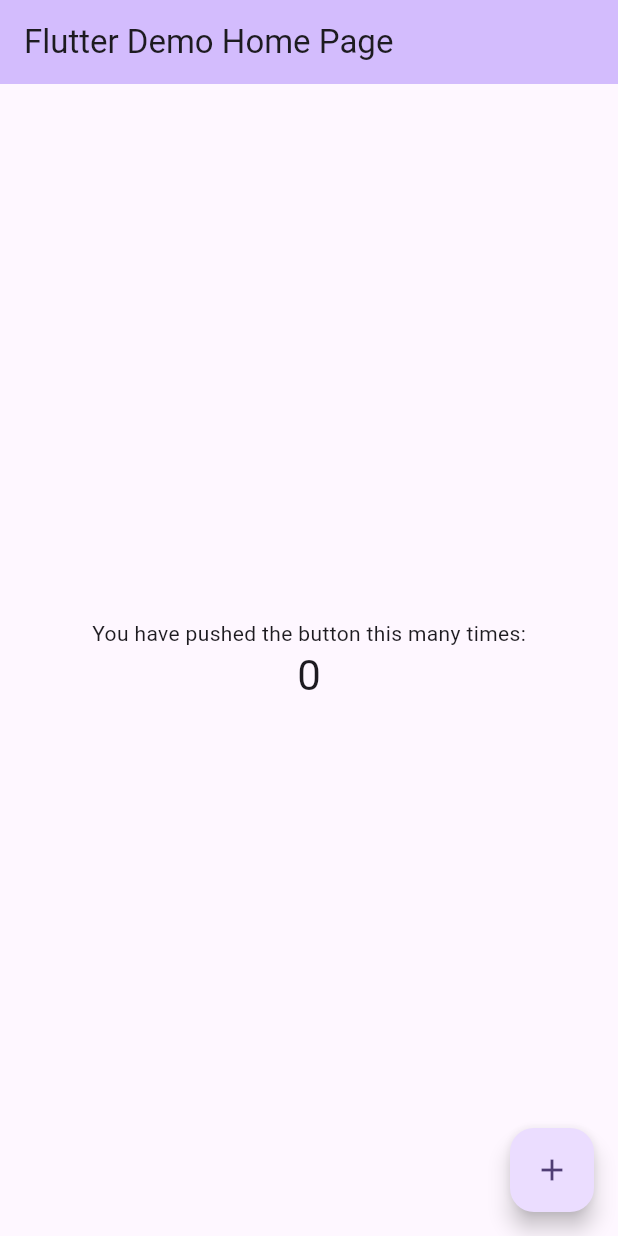
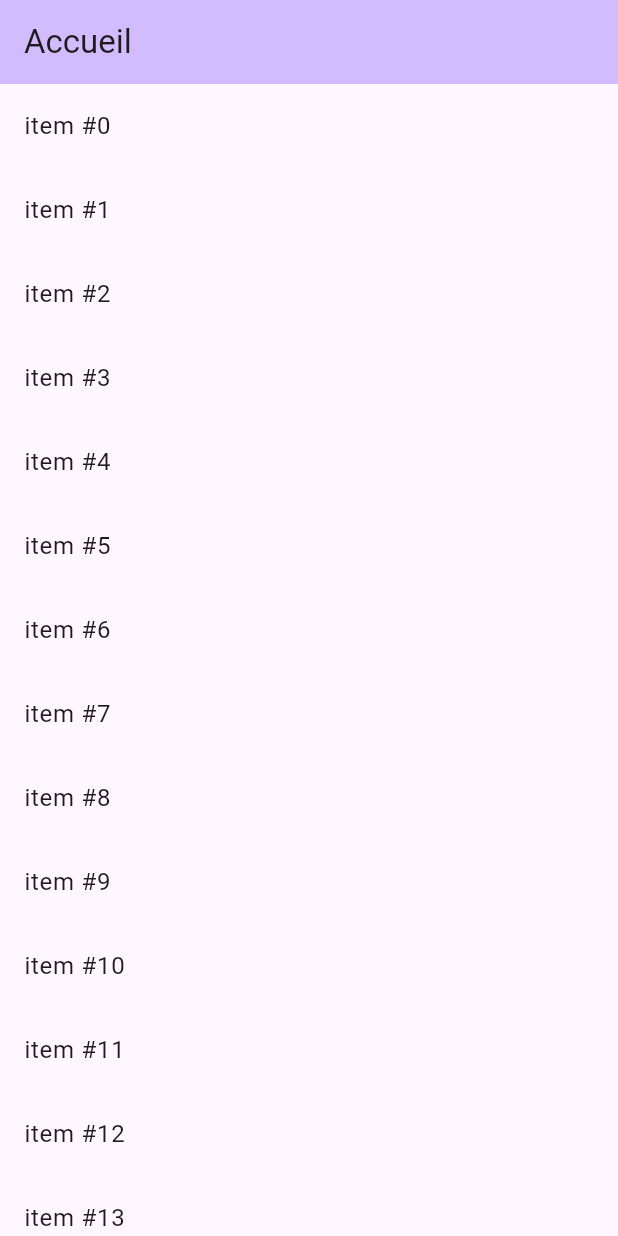
Before and after one commit to AntoineBricault/Tp_AntoineBricault_Automne2024, a Flutter app: the screen it shows after launch, on a phone screen of 412 x 824 dp. Run offline on Flutter 3.47's test engine with Material 3 defaults, Android fonts, the phone set to English and light mode, and no system bars.

Commit message:
FCT : ajout d'une liste
Ajout d'une liste de string temporaire

```diff
--- a/tp_automne_2024/lib/main.dart
+++ b/tp_automne_2024/lib/main.dart
@@ -16,7 +16,7 @@ class MyApp extends StatelessWidget {
         colorScheme: ColorScheme.fromSeed(seedColor: Colors.deepPurple),
         useMaterial3: true,
       ),
-      home: const MyHomePage(title: 'Flutter Demo Home Page'),
+      home: const MyHomePage(title: 'Accueil'),
     );
   }
 }
@@ -30,14 +30,20 @@ class MyHomePage extends StatefulWidget {
   State<MyHomePage> createState() => _MyHomePageState();
 }
 
+
+
+
 class _MyHomePageState extends State<MyHomePage> {
-  int _counter = 0;
 
-  void _incrementCounter() {
-    setState(() {
-      _counter++;
-    });
+  List<String> ListeTache = [];
+  @override
+  void initState() {
+    for(var i = 0; i < 100; i++)
+    {
+      ListeTache.add(i.toString());
+    }
   }
+
 
   @override
   Widget build(BuildContext context) {
@@ -46,25 +52,15 @@ class _MyHomePageState extends State<MyHomePage> {
         backgroundColor: Theme.of(context).colorScheme.inversePrimary,
         title: Text(widget.title),
       ),
+
+
       body: Center(
-        child: Column(
-          mainAxisAlignment: MainAxisAlignment.center,
-          children: <Widget>[
-            const Text(
-              'You have pushed the button this many times:',
-            ),
-            Text(
-              '$_counter',
-              style: Theme.of(context).textTheme.headlineMedium,
-            ),
-          ],
-        ),
-      ),
-      floatingActionButton: FloatingActionButton(
-        onPressed: _incrementCounter,
-        tooltip: 'Increment',
-        child: const Icon(Icons.add),
-      ), // This trailing comma makes auto-formatting nicer for build methods.
+        child: ListView.builder(
+          itemCount: ListeTache.length,
+          itemBuilder: (context, index) {
+            return ListTile(title: Text('item #${ListeTache[index]}'));
+          },
+        )),// This trailing comma makes auto-formatting nicer for build methods.
     );
   }
 }
```
